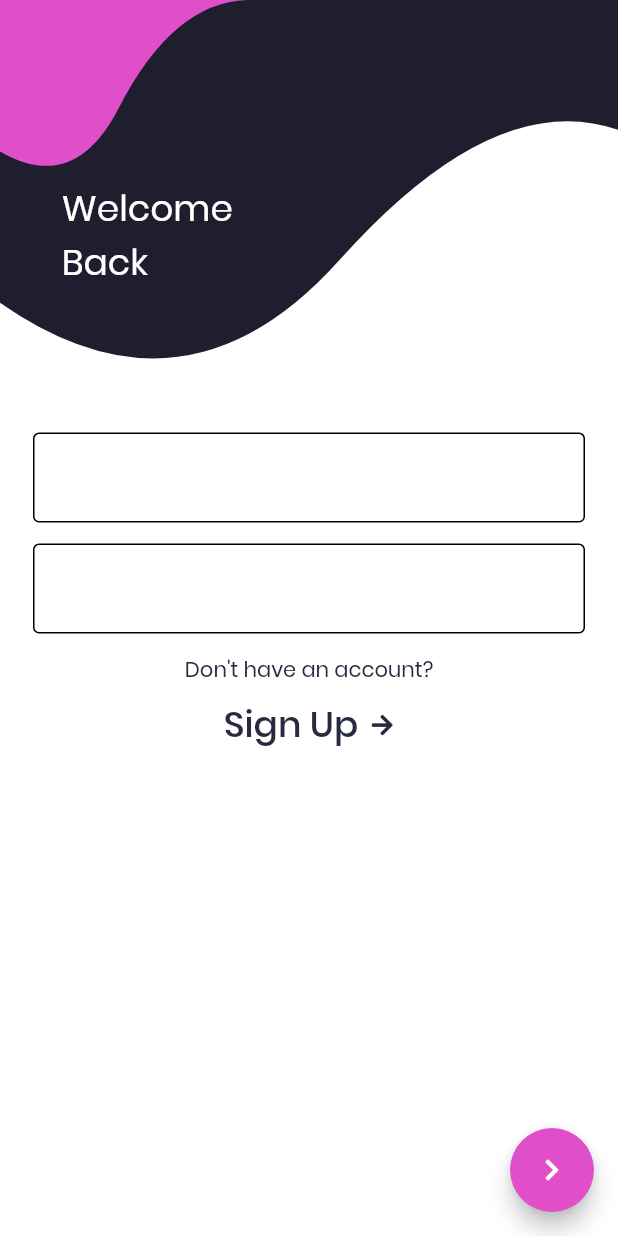
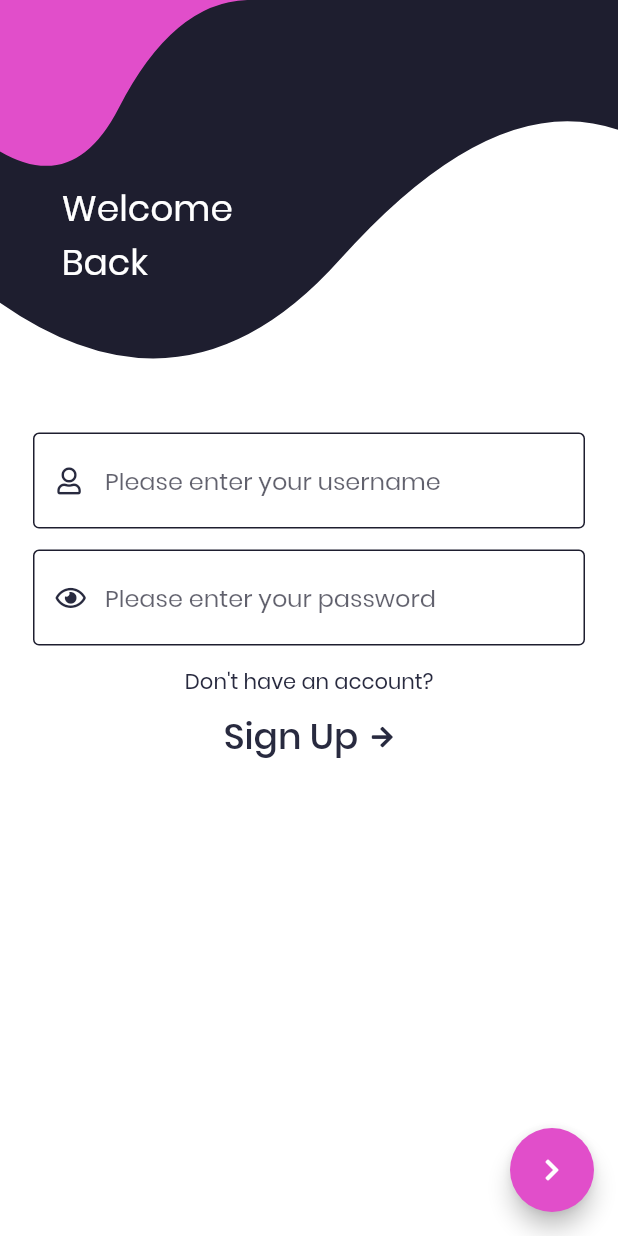
Before and after one commit to richa7maurya/deepfake_app, a Flutter app: the screen it shows after launch, on a phone screen of 412 x 824 dp. Run offline on Flutter 3.47's test engine with Material 2 defaults, Android fonts, the phone set to English and light mode, and no system bars; our stand-ins replace chewie, dio, file_picker, font_awesome_flutter, permission_handler, video_player and 1 more; missing offline and left inert: ext_storage, flutter_downloader; project files that could hold a hidden picture were left out.

Commit message:
Componentized text form fields

```diff
--- a/lib/globals.dart
+++ b/lib/globals.dart
@@ -1,6 +1,6 @@
 // * Put any keys or global variables here to access anywhere
 bool loggedIn = false;
-String serverURL = "https://f8de74d12a8f.ngrok.io";
+String serverURL = "https://2faffdff179c.ngrok.io";
 String name = "";
 String userId = "";
 String bearerToken = "";
--- a/lib/screens/login_screen.dart
+++ b/lib/screens/login_screen.dart
@@ -15,7 +15,6 @@ class LoginScreen extends StatefulWidget {
 
 class _LoginScreenState extends State<LoginScreen> {
   final _formKey = GlobalKey<FormState>();
-  bool showPassword = false;
   bool isLogin = true;
   bool isApiCalled = false;
   Dio dio = new Dio();
@@ -30,7 +29,6 @@ class _LoginScreenState extends State<LoginScreen> {
     usernameController = TextEditingController();
     emailController = TextEditingController();
     passwordController = TextEditingController();
-    this.showPassword = false;
 
     super.initState();
   }
@@ -243,18 +241,12 @@ class _LoginScreenState extends State<LoginScreen> {
                 child: Column(
                   children: [
                     if (!isLogin)
-                      Padding(
-                        padding: const EdgeInsets.only(bottom: 14.0),
-                        child: TextFormField(
-                          decoration: InputDecoration(
-                            contentPadding: EdgeInsets.symmetric(vertical: 18),
-                            border: const OutlineInputBorder(),
-                            enabledBorder: const OutlineInputBorder(),
-                            hintText: 'Enter Email',
-                            prefixIcon: Icon(FontAwesomeIcons.envelope),
-                          ),
+                      OutlinedTextFormField(
                         controller: emailController,
-                          validator: (value) {
+                        hintText: 'Please enter your email',
+                        isPassword: false,
+                        prefixIcon: FontAwesomeIcons.envelope,
+                        validate: (value) {
                           print(value);
                           if (RegExp(
                                   r"^[a-zA-Z0-9.a-zA-Z0-9.!#$%&'*+-/=?^_`{|}~]+@[a-zA-Z0-9]+\.[a-zA-Z]+")
@@ -264,20 +256,13 @@ class _LoginScreenState extends State<LoginScreen> {
                             return "Enter valid Email id";
                         },
                       ),
-                      ),
                     if (!isLogin)
-                      Padding(
-                        padding: const EdgeInsets.only(bottom: 14.0),
-                        child: TextFormField(
-                          decoration: InputDecoration(
-                            contentPadding: EdgeInsets.symmetric(vertical: 18),
-                            border: const OutlineInputBorder(),
-                            enabledBorder: const OutlineInputBorder(),
-                            hintText: 'Enter Full Name',
-                            prefixIcon: Icon(FontAwesomeIcons.pencilAlt),
-                          ),
+                      OutlinedTextFormField(
                         controller: nameController,
-                          validator: (value) {
+                        hintText: 'Please enter your full name',
+                        isPassword: false,
+                        prefixIcon: FontAwesomeIcons.pencilAlt,
+                        validate: (value) {
                           print(value);
                           if (value.split(' ').contains(''))
                             return "Enter valid name";
@@ -287,19 +272,12 @@ class _LoginScreenState extends State<LoginScreen> {
                             return "Only letters and spaces allowed";
                         },
                       ),
-                      ),
-                    Padding(
-                      padding: const EdgeInsets.only(bottom: 14.0),
-                      child: TextFormField(
-                        decoration: InputDecoration(
-                          contentPadding: EdgeInsets.symmetric(vertical: 18),
-                          border: const OutlineInputBorder(),
-                          enabledBorder: const OutlineInputBorder(),
-                          hintText: 'Enter Username',
-                          prefixIcon: Icon(FontAwesomeIcons.user),
-                        ),
+                    OutlinedTextFormField(
                       controller: usernameController,
-                        validator: (value) {
+                      hintText: 'Please enter your username',
+                      isPassword: false,
+                      prefixIcon: FontAwesomeIcons.user,
+                      validate: (value) {
                         print(value);
                         if (value.split(' ').contains(''))
                           return "Enter valid username";
@@ -307,28 +285,12 @@ class _LoginScreenState extends State<LoginScreen> {
                           return null;
                       },
                     ),
-                    ),
-                    Padding(
-                      padding: const EdgeInsets.only(bottom: 14.0),
-                      child: TextFormField(
-                        obscureText: !this.showPassword,
-                        decoration: InputDecoration(
-                          contentPadding: EdgeInsets.symmetric(vertical: 18),
-                          border: const OutlineInputBorder(),
-                          enabledBorder: const OutlineInputBorder(),
-                          hintText: 'Enter Password',
-                          prefixIcon: IconButton(
-                              icon: Icon((this.showPassword)
-                                  ? FontAwesomeIcons.eyeSlash
-                                  : FontAwesomeIcons.eye),
-                              onPressed: () {
-                                this.setState(() {
-                                  this.showPassword = !this.showPassword;
-                                });
-                              }),
-                        ),
+                    OutlinedTextFormField(
                       controller: passwordController,
-                        validator: (value) {
+                      hintText: 'Please enter your password',
+                      isPassword: true,
+                      prefixIcon: FontAwesomeIcons.eye,
+                      validate: (value) {
                         print(value);
                         if (value.contains(" "))
                           return "No spaces allowed";
@@ -338,19 +300,18 @@ class _LoginScreenState extends State<LoginScreen> {
                           return null;
                         else {
                           print(value.length);
-                            if (!RegExp(r"[A-Z]+").hasMatch(value))
+                          if (value.length < 8)
+                            return "Length of password should be atleast 8 letter";
+                          else if (!RegExp(r"[A-Z]+").hasMatch(value))
                             return "Password must contain atleast 1 Uppercase Letter";
                           else if (!RegExp(r"[a-z]+").hasMatch(value))
                             return "Password must contain atleast 1 Lowercase Letter";
-                            else if (value.length < 8)
-                              return "Length of password should be atleast 8 letter";
                           else if (!RegExp(r"[0-9]+").hasMatch(value))
                             return "Password must contain atleast 1 number";
                           else
                             return "Password must contain atleast 1 special symbol";
                         }
                       },
-                      ),
                     ),
                   ],
                 ),
@@ -401,3 +362,90 @@ class _LoginScreenState extends State<LoginScreen> {
     );
   }
 }
+
+class OutlinedTextFormField extends StatefulWidget {
+  const OutlinedTextFormField({
+    Key key,
+    this.prefixIcon,
+    this.suffixIcon,
+    this.hintText,
+    this.isPassword,
+    this.controller,
+    this.validate,
+  }) : super(key: key);
+
+  final prefixIcon, suffixIcon, hintText, isPassword, controller, validate;
+
+  @override
+  _OutlinedTextFormFieldState createState() => _OutlinedTextFormFieldState();
+}
+
+class _OutlinedTextFormFieldState extends State<OutlinedTextFormField> {
+  bool obscureText = true;
+  @override
+  Widget build(BuildContext context) {
+    return Padding(
+      padding: const EdgeInsets.only(bottom: 14.0),
+      child: TextFormField(
+          style: TextStyle(color: Colors.black),
+          controller: this.widget.controller,
+          obscureText: obscureText && this.widget.isPassword,
+          decoration: InputDecoration(
+            prefixIcon: this.widget.prefixIcon != null
+                ? IconButton(
+                    onPressed: () {
+                      setState(() {
+                        obscureText = !obscureText;
+                      });
+                    },
+                    icon: !this.widget.isPassword
+                        ? Icon(
+                            this.widget.prefixIcon,
+                            size: 18,
+                            color: DeepfakeTheme.darkTheme.cardColor,
+                          )
+                        : Icon(
+                            obscureText
+                                ? FontAwesomeIcons.eye
+                                : FontAwesomeIcons.eyeSlash,
+                            size: 18,
+                            color: DeepfakeTheme.darkTheme.cardColor,
+                          ),
+                    color: DeepfakeTheme.darkTheme.cardColor,
+                  )
+                : null,
+            hintStyle: TextStyle(
+              color: DeepfakeTheme.darkTheme.colorScheme.background
+                  .withOpacity(0.7),
+            ),
+            hintText: this.widget.hintText,
+            focusColor: DeepfakeTheme.darkTheme.colorScheme.secondary,
+            enabledBorder: OutlineInputBorder(
+              borderSide: BorderSide(
+                color: DeepfakeTheme.darkTheme.colorScheme.background,
+                width: 1.0,
+              ),
+            ),
+            focusedBorder: OutlineInputBorder(
+              borderSide: BorderSide(
+                color: DeepfakeTheme.darkTheme.colorScheme.secondary,
+                width: 2.0,
+              ),
+            ),
+            errorBorder: OutlineInputBorder(
+              borderSide: BorderSide(
+                color: DeepfakeTheme.darkTheme.colorScheme.error,
+                width: 1.0,
+              ),
+            ),
+            focusedErrorBorder: OutlineInputBorder(
+              borderSide: BorderSide(
+                color: DeepfakeTheme.darkTheme.colorScheme.error,
+                width: 2.0,
+              ),
+            ),
+          ),
+          validator: this.widget.validate),
+    );
+  }
+}
```
Lines whose indentation alone changed are shown as unchanged.
